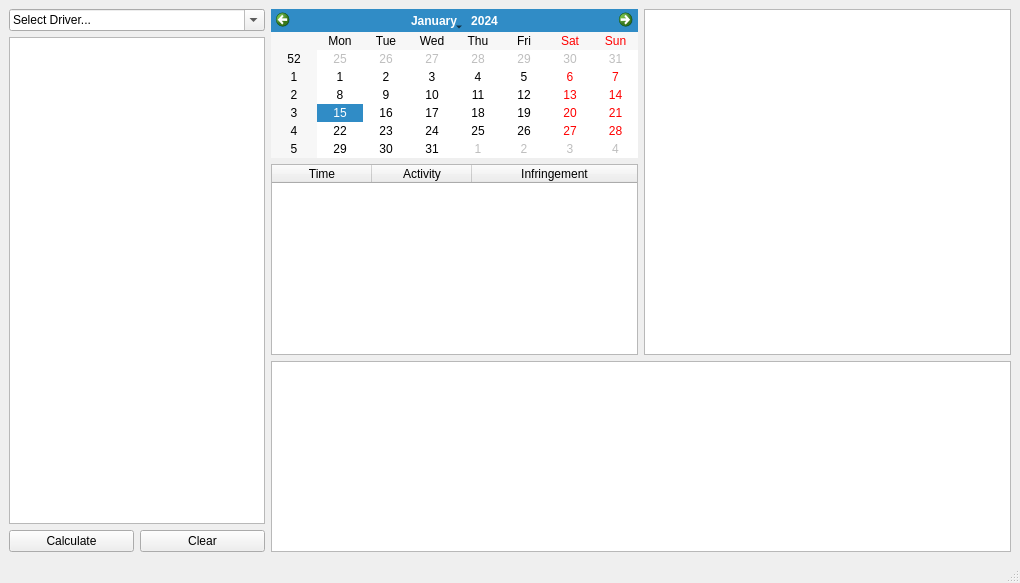
Above: UI/TachoAnalyser.ui from andystopford/TachoAnalyser before the change. Below: the same form after it.
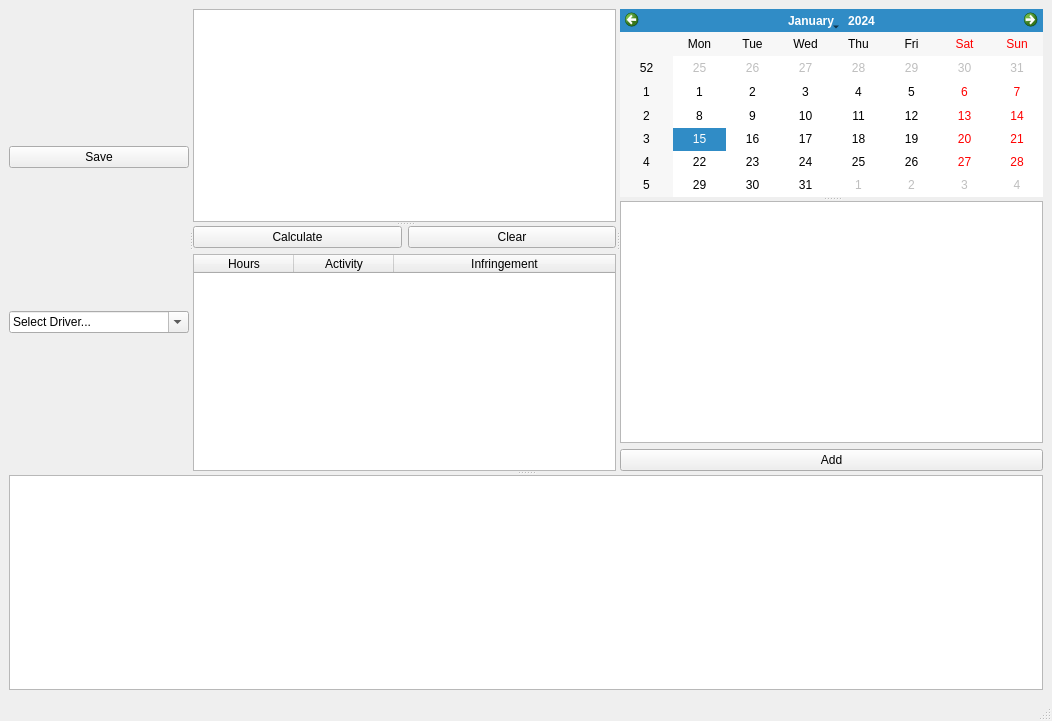
That is the form after the change.

Diff of the .ui file:
```diff
--- a/UI/TachoAnalyser.ui
+++ b/UI/TachoAnalyser.ui
@@ -6,17 +6,33 @@
    <rect>
     <x>0</x>
     <y>0</y>
-    <width>1020</width>
-    <height>583</height>
+    <width>1052</width>
+    <height>721</height>
    </rect>
   </property>
   <property name="windowTitle">
    <string>MainWindow</string>
   </property>
   <widget class="QWidget" name="centralwidget">
-   <layout class="QFormLayout" name="formLayout">
+   <layout class="QGridLayout" name="gridLayout">
     <item row="0" column="0">
-     <layout class="QVBoxLayout" name="verticalLayout">
+     <widget class="QSplitter" name="splitter_4">
+      <property name="orientation">
+       <enum>Qt::Vertical</enum>
+      </property>
+      <widget class="QSplitter" name="splitter_3">
+       <property name="orientation">
+        <enum>Qt::Horizontal</enum>
+       </property>
+       <widget class="QWidget" name="layoutWidget">
+        <layout class="QVBoxLayout" name="verticalLayout_3">
+         <item>
+          <widget class="QPushButton" name="buttonSave">
+           <property name="text">
+            <string>Save</string>
+           </property>
+          </widget>
+         </item>
       <item>
        <widget class="QComboBox" name="selectDriver">
         <property name="editable">
@@ -32,9 +48,15 @@
         </item>
        </widget>
       </item>
-      <item>
+        </layout>
+       </widget>
+       <widget class="QSplitter" name="splitter">
+        <property name="orientation">
+         <enum>Qt::Vertical</enum>
+        </property>
        <widget class="QTextEdit" name="textInput"/>
-      </item>
+        <widget class="QWidget" name="layoutWidget">
+         <layout class="QVBoxLayout" name="verticalLayout">
       <item>
        <layout class="QHBoxLayout" name="horizontalLayout">
         <item>
@@ -53,17 +75,6 @@
         </item>
        </layout>
       </item>
-     </layout>
-    </item>
-    <item row="0" column="1">
-     <layout class="QVBoxLayout" name="verticalLayout_4">
-      <item>
-       <layout class="QHBoxLayout" name="horizontalLayout_2">
-        <item>
-         <layout class="QVBoxLayout" name="verticalLayout_3">
-          <item>
-           <widget class="QCalendarWidget" name="calendar"/>
-          </item>
           <item>
            <widget class="QTableWidget" name="dayView">
             <attribute name="horizontalHeaderStretchLastSection">
@@ -74,32 +85,69 @@
             </attribute>
             <column>
              <property name="text">
-              <string>Time</string>
+              <string>Hours</string>
+             </property>
+             <property name="textAlignment">
+              <set>AlignHCenter|AlignVCenter|AlignCenter</set>
              </property>
             </column>
             <column>
              <property name="text">
               <string>Activity</string>
              </property>
+             <property name="textAlignment">
+              <set>AlignHCenter|AlignVCenter|AlignCenter</set>
+             </property>
             </column>
             <column>
              <property name="text">
               <string>Infringement</string>
              </property>
+             <property name="textAlignment">
+              <set>AlignHCenter|AlignVCenter|AlignCenter</set>
+             </property>
             </column>
            </widget>
           </item>
          </layout>
-        </item>
+        </widget>
+       </widget>
+       <widget class="QWidget" name="layoutWidget">
+        <layout class="QVBoxLayout" name="verticalLayout_2">
         <item>
-         <widget class="QListWidget" name="synopsis"/>
-        </item>
-       </layout>
-      </item>
+          <widget class="QSplitter" name="splitter_2">
+           <property name="orientation">
+            <enum>Qt::Vertical</enum>
+           </property>
+           <widget class="QCalendarWidget" name="calendar"/>
+           <widget class="QTextEdit" name="commentsBox"/>
+          </widget>
+         </item>
       <item>
-       <widget class="QGraphicsView" name="workGraph"/>
-      </item>
-     </layout>
+          <widget class="QPushButton" name="buttonAdd">
+           <property name="text">
+            <string>Add</string>
+           </property>
+          </widget>
+         </item>
+        </layout>
+       </widget>
+      </widget>
+      <widget class="QGraphicsView" name="workGraph">
+       <property name="sizePolicy">
+        <sizepolicy hsizetype="Expanding" vsizetype="Expanding">
+         <horstretch>0</horstretch>
+         <verstretch>0</verstretch>
+        </sizepolicy>
+       </property>
+       <property name="minimumSize">
+        <size>
+         <width>0</width>
+         <height>150</height>
+        </size>
+       </property>
+      </widget>
+     </widget>
     </item>
    </layout>
    <zorder></zorder>
```
Left out of the diff: 4 changed lines with no effect on the pictures. Lines whose indentation alone changed are shown as unchanged.
